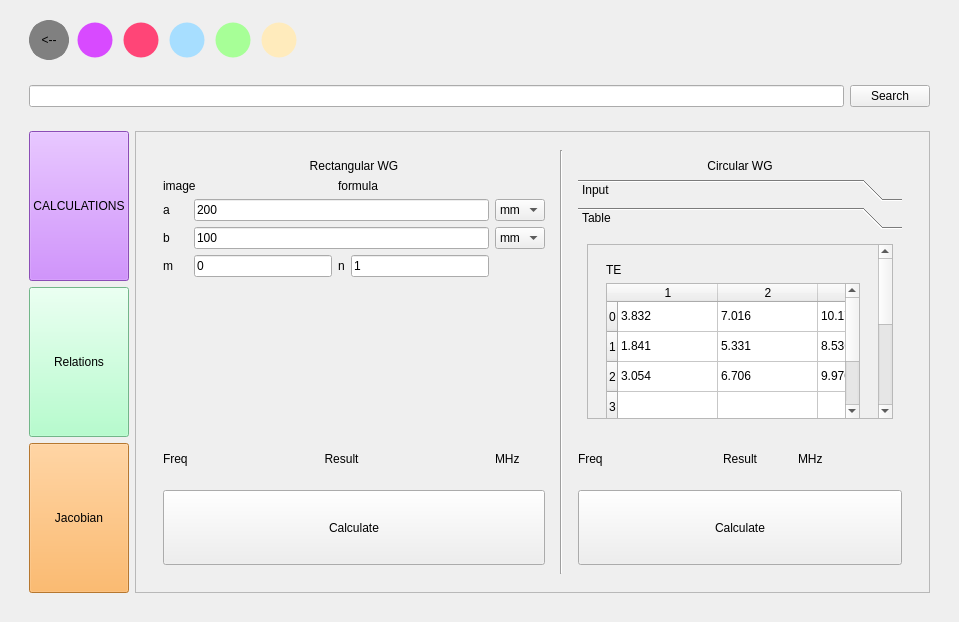
Above: ui_files/wg_calculations.ui from Dark-Elektron/CavityDesignHub before the change. Below: the same form after it.
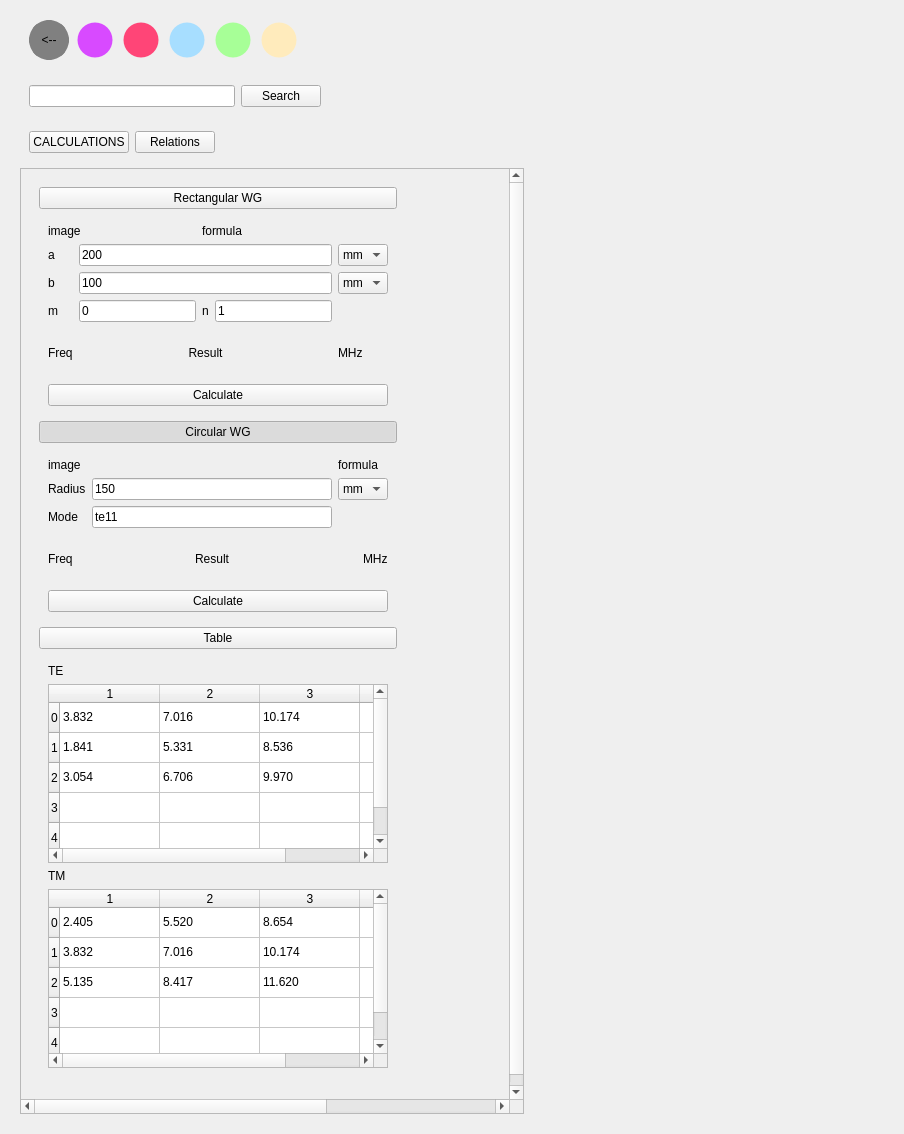
That is the form after the change.

```diff
--- a/ui_files/wg_calculations.ui
+++ b/ui_files/wg_calculations.ui
@@ -6,8 +6,8 @@
    <rect>
     <x>0</x>
     <y>0</y>
-    <width>959</width>
-    <height>622</height>
+    <width>904</width>
+    <height>1134</height>
    </rect>
   </property>
   <property name="windowTitle">
@@ -17,7 +17,42 @@
    <item row="0" column="0">
     <widget class="QWidget" name="widget" native="true">
      <layout class="QGridLayout" name="gridLayout_3">
+      <item row="1" column="0" colspan="3">
+       <widget class="QWidget" name="widget_3" native="true">
+        <property name="maximumSize">
+         <size>
+          <width>16777215</width>
+          <height>40</height>
+         </size>
+        </property>
+        <layout class="QGridLayout" name="gridLayout_4">
+         <item row="0" column="1">
+          <widget class="QPushButton" name="pushButton">
+           <property name="text">
+            <string>Search</string>
+           </property>
+          </widget>
+         </item>
       <item row="0" column="0">
+          <widget class="QLineEdit" name="lineEdit"/>
+         </item>
+         <item row="0" column="2">
+          <spacer name="horizontalSpacer_5">
+           <property name="orientation">
+            <enum>Qt::Horizontal</enum>
+           </property>
+           <property name="sizeHint" stdset="0">
+            <size>
+             <width>40</width>
+             <height>20</height>
+            </size>
+           </property>
+          </spacer>
+         </item>
+        </layout>
+       </widget>
+      </item>
+      <item row="0" column="0" colspan="3">
        <widget class="QWidget" name="widget_2" native="true">
         <property name="minimumSize">
          <size>
@@ -207,94 +242,51 @@
         </layout>
        </widget>
       </item>
-      <item row="1" column="0">
-       <widget class="QWidget" name="widget_3" native="true">
-        <property name="maximumSize">
-         <size>
-          <width>16777215</width>
-          <height>40</height>
-         </size>
-        </property>
-        <layout class="QGridLayout" name="gridLayout_4">
-         <item row="0" column="1">
-          <widget class="QPushButton" name="pushButton">
-           <property name="text">
-            <string>Search</string>
-           </property>
-          </widget>
-         </item>
-         <item row="0" column="0">
-          <widget class="QLineEdit" name="lineEdit"/>
-         </item>
-        </layout>
-       </widget>
-      </item>
-      <item row="2" column="0">
+      <item row="3" column="0">
        <widget class="QWidget" name="widget_4" native="true">
-        <layout class="QGridLayout" name="gridLayout_5">
-         <item row="0" column="0">
-          <widget class="QPushButton" name="pb_Waveguide_Calculations">
-           <property name="maximumSize">
-            <size>
-             <width>150</width>
-             <height>150</height>
-            </size>
-           </property>
-           <property name="styleSheet">
-            <string notr="true">background-color: rgb(194, 108, 255);</string>
-           </property>
-           <property name="text">
-            <string>CALCULATIONS</string>
-           </property>
-          </widget>
-         </item>
-         <item row="1" column="0">
+        <layout class="QGridLayout" name="gridLayout_6">
+         <item row="0" column="1">
           <widget class="QPushButton" name="pushButton_5">
-           <property name="maximumSize">
-            <size>
-             <width>150</width>
-             <height>150</height>
-            </size>
-           </property>
-           <property name="styleSheet">
-            <string notr="true">background-color: rgb(160, 255, 192);</string>
-           </property>
            <property name="text">
             <string>Relations</string>
            </property>
           </widget>
          </item>
-         <item row="2" column="0">
-          <widget class="QPushButton" name="pb_Mode_Nomenclature">
-           <property name="maximumSize">
+         <item row="0" column="0">
+          <widget class="QPushButton" name="pb_Waveguide_Calculations">
+           <property name="text">
+            <string>CALCULATIONS</string>
+           </property>
+          </widget>
+         </item>
+         <item row="0" column="2">
+          <spacer name="horizontalSpacer_4">
+           <property name="orientation">
+            <enum>Qt::Horizontal</enum>
+           </property>
+           <property name="sizeHint" stdset="0">
             <size>
-             <width>150</width>
-             <height>150</height>
+             <width>40</width>
+             <height>20</height>
             </size>
            </property>
-           <property name="styleSheet">
-            <string notr="true">background-color: rgb(255, 167, 66);</string>
-           </property>
-           <property name="text">
-            <string>Jacobian</string>
-           </property>
-          </widget>
-         </item>
-         <item row="0" column="1" rowspan="3">
+          </spacer>
+         </item>
+        </layout>
+       </widget>
+      </item>
+      <item row="4" column="0">
           <widget class="QScrollArea" name="scrollArea">
-           <property name="widgetResizable">
-            <bool>true</bool>
-           </property>
            <widget class="QWidget" name="scrollAreaWidgetContents">
             <property name="geometry">
              <rect>
               <x>0</x>
-              <y>0</y>
-              <width>813</width>
-              <height>462</height>
-             </rect>
-            </property>
-            <layout class="QGridLayout" name="gridLayout_6">
+           <y>-14</y>
+           <width>770</width>
+           <height>941</height>
+          </rect>
+         </property>
+         <layout class="QGridLayout" name="gridLayout_5">
              <item row="0" column="0">
               <widget class="QStackedWidget" name="stackedWidget">
                <property name="currentIndex">
@@ -302,65 +294,200 @@
                </property>
                <widget class="QWidget" name="page">
                 <layout class="QGridLayout" name="gridLayout_7">
-                 <item row="0" column="2">
-                  <widget class="QWidget" name="widget_6" native="true">
-                   <layout class="QGridLayout" name="gridLayout_9">
-                    <item row="5" column="0" colspan="3">
-                     <widget class="QPushButton" name="pb_Calculate_CWG">
+              <item row="4" column="0">
+               <widget class="QPushButton" name="pb_Table">
+                <property name="text">
+                 <string>Table</string>
+                </property>
+                <property name="checkable">
+                 <bool>true</bool>
+                </property>
+               </widget>
+              </item>
+              <item row="1" column="0">
+               <widget class="QWidget" name="w_Rectangular_WG" native="true">
+                <layout class="QGridLayout" name="gridLayout_8">
+                 <item row="3" column="0">
+                  <widget class="QLabel" name="label_13">
+                   <property name="text">
+                    <string>b</string>
+                   </property>
+                  </widget>
+                 </item>
+                 <item row="2" column="0">
+                  <widget class="QLabel" name="label_12">
+                   <property name="text">
+                    <string>a</string>
+                   </property>
+                  </widget>
+                 </item>
+                 <item row="6" column="0">
+                  <widget class="QLabel" name="label_5">
+                   <property name="text">
+                    <string>Freq</string>
+                   </property>
+                  </widget>
+                 </item>
+                 <item row="1" column="0" colspan="2">
+                  <widget class="QLabel" name="label_3">
+                   <property name="text">
+                    <string>image</string>
+                   </property>
+                  </widget>
+                 </item>
+                 <item row="1" column="2" colspan="3">
+                  <widget class="QLabel" name="label">
+                   <property name="text">
+                    <string>formula</string>
+                   </property>
+                  </widget>
+                 </item>
+                 <item row="4" column="1">
+                  <widget class="QLineEdit" name="le_M">
+                   <property name="text">
+                    <string>0</string>
+                   </property>
+                  </widget>
+                 </item>
+                 <item row="3" column="1" colspan="3">
+                  <widget class="QLineEdit" name="le_B">
+                   <property name="text">
+                    <string>100</string>
+                   </property>
+                  </widget>
+                 </item>
+                 <item row="3" column="4">
+                  <widget class="QComboBox" name="cb_A_Dim">
+                   <item>
+                    <property name="text">
+                     <string>mm</string>
+                    </property>
+                   </item>
+                   <item>
+                    <property name="text">
+                     <string>cm</string>
+                    </property>
+                   </item>
+                   <item>
+                    <property name="text">
+                     <string>m</string>
+                    </property>
+                   </item>
+                  </widget>
+                 </item>
+                 <item row="7" column="0" colspan="5">
+                  <widget class="QPushButton" name="pb_Calculate_RWG">
+                   <property name="text">
+                    <string>Calculate</string>
+                   </property>
+                  </widget>
+                 </item>
+                 <item row="2" column="1" colspan="3">
+                  <widget class="QLineEdit" name="le_A">
+                   <property name="text">
+                    <string>200</string>
+                   </property>
+                  </widget>
+                 </item>
+                 <item row="4" column="2">
+                  <widget class="QLabel" name="label_10">
+                   <property name="text">
+                    <string>n</string>
+                   </property>
+                  </widget>
+                 </item>
+                 <item row="4" column="3">
+                  <widget class="QLineEdit" name="le_N">
+                   <property name="text">
+                    <string>1</string>
+                   </property>
+                  </widget>
+                 </item>
+                 <item row="6" column="4">
+                  <widget class="QLabel" name="label_2">
+                   <property name="text">
+                    <string>MHz</string>
+                   </property>
+                  </widget>
+                 </item>
+                 <item row="6" column="1" colspan="3">
+                  <widget class="QLabel" name="l_Frequency_RWG">
                       <property name="minimumSize">
                        <size>
-                        <width>75</width>
-                        <height>75</height>
+                     <width>0</width>
+                     <height>50</height>
                        </size>
                       </property>
                       <property name="text">
-                       <string>Calculate</string>
-                      </property>
+                    <string>Result</string>
+                   </property>
+                   <property name="alignment">
+                    <set>Qt::AlignCenter</set>
+                   </property>
+                  </widget>
+                 </item>
+                 <item row="2" column="4">
+                  <widget class="QComboBox" name="cb_B_Dim">
+                   <item>
+                    <property name="text">
+                     <string>mm</string>
+                    </property>
+                   </item>
+                   <item>
+                    <property name="text">
+                     <string>cm</string>
+                    </property>
+                   </item>
+                   <item>
+                    <property name="text">
+                     <string>m</string>
+                    </property>
+                   </item>
                      </widget>
                     </item>
                     <item row="4" column="0">
-                     <widget class="QLabel" name="label_8">
+                  <widget class="QLabel" name="label_6">
                       <property name="text">
-                       <string>Freq</string>
+                    <string>m</string>
                       </property>
                      </widget>
                     </item>
-                    <item row="1" column="0" colspan="3">
-                     <widget class="QToolBox" name="toolBox">
-                      <property name="currentIndex">
-                       <number>1</number>
-                      </property>
-                      <widget class="QWidget" name="page_3">
-                       <property name="geometry">
-                        <rect>
-                         <x>0</x>
-                         <y>0</y>
-                         <width>344</width>
-                         <height>198</height>
-                        </rect>
-                       </property>
-                       <attribute name="label">
-                        <string>Input</string>
-                       </attribute>
-                       <layout class="QGridLayout" name="gridLayout_11">
-                        <item row="0" column="0">
-                         <widget class="QScrollArea" name="scrollArea_2">
-                          <property name="widgetResizable">
+                </layout>
+               </widget>
+              </item>
+              <item row="0" column="0">
+               <widget class="QPushButton" name="pb_Rectangular_WG">
+                <property name="text">
+                 <string>Rectangular WG</string>
+                </property>
+                <property name="checkable">
+                 <bool>true</bool>
+                </property>
+               </widget>
+              </item>
+              <item row="2" column="0">
+               <widget class="QPushButton" name="pb_Circular_WG">
+                <property name="text">
+                 <string>Circular WG</string>
+                </property>
+                <property name="checkable">
                            <bool>true</bool>
                           </property>
-                          <widget class="QWidget" name="scrollAreaWidgetContents_2">
-                           <property name="geometry">
-                            <rect>
-                             <x>0</x>
-                             <y>0</y>
-                             <width>324</width>
-                             <height>178</height>
-                            </rect>
-                           </property>
-                           <layout class="QGridLayout" name="gridLayout_12">
-                            <item row="0" column="0">
-                             <widget class="QWidget" name="widget_7" native="true">
+                <property name="checked">
+                 <bool>true</bool>
+                </property>
+               </widget>
+              </item>
+              <item row="3" column="0">
+               <widget class="QWidget" name="w_Circular_WG" native="true">
                               <layout class="QGridLayout" name="gridLayout_13">
+                 <item row="4" column="0">
+                  <widget class="QLabel" name="label_8">
+                   <property name="text">
+                    <string>Freq</string>
+                   </property>
+                  </widget>
+                 </item>
                                <item row="2" column="0">
                                 <widget class="QLabel" name="label_11">
                                  <property name="text">
@@ -375,6 +502,13 @@
                                  </property>
                                 </widget>
                                </item>
+                 <item row="0" column="0" colspan="2">
+                  <widget class="QLabel" name="l_Image_CWG">
+                   <property name="text">
+                    <string>image</string>
+                   </property>
+                  </widget>
+                 </item>
                                <item row="2" column="1">
                                 <widget class="QLineEdit" name="le_R">
                                  <property name="text">
@@ -389,13 +523,6 @@
                                  </property>
                                 </widget>
                                </item>
-                               <item row="0" column="0" colspan="2">
-                                <widget class="QLabel" name="l_Image_CWG">
-                                 <property name="text">
-                                  <string>image</string>
-                                 </property>
-                                </widget>
-                               </item>
                                <item row="0" column="2" colspan="2">
                                 <widget class="QLabel" name="l_Formula_CWG">
                                  <property name="text">
@@ -403,7 +530,37 @@
                                  </property>
                                 </widget>
                                </item>
-                               <item row="2" column="2" colspan="3">
+                 <item row="4" column="3">
+                  <widget class="QLabel" name="label_4">
+                   <property name="text">
+                    <string>MHz</string>
+                   </property>
+                  </widget>
+                 </item>
+                 <item row="4" column="1">
+                  <widget class="QLabel" name="l_Frequency_CWG">
+                   <property name="minimumSize">
+                    <size>
+                     <width>0</width>
+                     <height>50</height>
+                    </size>
+                   </property>
+                   <property name="text">
+                    <string>Result</string>
+                   </property>
+                   <property name="alignment">
+                    <set>Qt::AlignCenter</set>
+                   </property>
+                  </widget>
+                 </item>
+                 <item row="5" column="0" colspan="4">
+                  <widget class="QPushButton" name="pb_Calculate_CWG">
+                   <property name="text">
+                    <string>Calculate</string>
+                   </property>
+                  </widget>
+                 </item>
+                 <item row="2" column="2" colspan="2">
                                 <widget class="QComboBox" name="cb_R_Dim">
                                  <item>
                                   <property name="text">
@@ -425,42 +582,8 @@
                               </layout>
                              </widget>
                             </item>
-                           </layout>
-                          </widget>
-                         </widget>
-                        </item>
-                       </layout>
-                      </widget>
-                      <widget class="QWidget" name="page_4">
-                       <property name="geometry">
-                        <rect>
-                         <x>0</x>
-                         <y>0</y>
-                         <width>344</width>
-                         <height>198</height>
-                        </rect>
-                       </property>
-                       <attribute name="label">
-                        <string>Table</string>
-                       </attribute>
-                       <layout class="QGridLayout" name="gridLayout_15">
-                        <item row="0" column="0">
-                         <widget class="QScrollArea" name="scrollArea_3">
-                          <property name="widgetResizable">
-                           <bool>true</bool>
-                          </property>
-                          <widget class="QWidget" name="scrollAreaWidgetContents_3">
-                           <property name="geometry">
-                            <rect>
-                             <x>0</x>
-                             <y>0</y>
-                             <width>307</width>
-                             <height>380</height>
-                            </rect>
-                           </property>
-                           <layout class="QGridLayout" name="gridLayout_16">
-                            <item row="0" column="0">
-                             <widget class="QWidget" name="widget_8" native="true">
+              <item row="5" column="0">
+               <widget class="QWidget" name="w_Table" native="true">
                               <layout class="QGridLayout" name="gridLayout_14">
                                <item row="2" column="0">
                                 <widget class="QLabel" name="label_19">
@@ -679,108 +802,7 @@
                               </layout>
                              </widget>
                             </item>
-                           </layout>
-                          </widget>
-                         </widget>
-                        </item>
-                       </layout>
-                      </widget>
-                     </widget>
-                    </item>
-                    <item row="0" column="0" colspan="3">
-                     <widget class="QLabel" name="label_16">
-                      <property name="text">
-                       <string>Circular WG</string>
-                      </property>
-                      <property name="alignment">
-                       <set>Qt::AlignCenter</set>
-                      </property>
-                     </widget>
-                    </item>
-                    <item row="4" column="1">
-                     <widget class="QLabel" name="l_Frequency_CWG">
-                      <property name="minimumSize">
-                       <size>
-                        <width>0</width>
-                        <height>50</height>
-                       </size>
-                      </property>
-                      <property name="text">
-                       <string>Result</string>
-                      </property>
-                      <property name="alignment">
-                       <set>Qt::AlignCenter</set>
-                      </property>
-                     </widget>
-                    </item>
-                    <item row="4" column="2">
-                     <widget class="QLabel" name="label_4">
-                      <property name="text">
-                       <string>MHz</string>
-                      </property>
-                     </widget>
-                    </item>
-                   </layout>
-                  </widget>
-                 </item>
-                 <item row="0" column="0">
-                  <widget class="QWidget" name="widget_5" native="true">
-                   <property name="maximumSize">
-                    <size>
-                     <width>400</width>
-                     <height>16777215</height>
-                    </size>
-                   </property>
-                   <layout class="QGridLayout" name="gridLayout_8">
-                    <item row="3" column="0">
-                     <widget class="QLabel" name="label_13">
-                      <property name="text">
-                       <string>b</string>
-                      </property>
-                     </widget>
-                    </item>
-                    <item row="2" column="0">
-                     <widget class="QLabel" name="label_12">
-                      <property name="text">
-                       <string>a</string>
-                      </property>
-                     </widget>
-                    </item>
-                    <item row="8" column="0" colspan="5">
-                     <widget class="QPushButton" name="pb_Calculate_RWG">
-                      <property name="minimumSize">
-                       <size>
-                        <width>75</width>
-                        <height>75</height>
-                       </size>
-                      </property>
-                      <property name="text">
-                       <string>Calculate</string>
-                      </property>
-                     </widget>
-                    </item>
-                    <item row="7" column="0">
-                     <widget class="QLabel" name="label_5">
-                      <property name="text">
-                       <string>Freq</string>
-                      </property>
-                     </widget>
-                    </item>
-                    <item row="1" column="0" colspan="2">
-                     <widget class="QLabel" name="label_3">
-                      <property name="text">
-                       <string>image</string>
-                      </property>
-                     </widget>
-                    </item>
-                    <item row="1" column="2" colspan="3">
-                     <widget class="QLabel" name="label">
-                      <property name="text">
-                       <string>formula</string>
-                      </property>
-                     </widget>
-                    </item>
-                    <item row="6" column="1">
+              <item row="6" column="0">
                      <spacer name="verticalSpacer">
                       <property name="orientation">
                        <enum>Qt::Vertical</enum>
@@ -793,129 +815,6 @@
                       </property>
                      </spacer>
                     </item>
-                    <item row="0" column="0" colspan="5">
-                     <widget class="QLabel" name="label_14">
-                      <property name="text">
-                       <string>Rectangular WG</string>
-                      </property>
-                      <property name="alignment">
-                       <set>Qt::AlignCenter</set>
-                      </property>
-                     </widget>
-                    </item>
-                    <item row="4" column="1">
-                     <widget class="QLineEdit" name="le_M">
-                      <property name="text">
-                       <string>0</string>
-                      </property>
-                     </widget>
-                    </item>
-                    <item row="3" column="1" colspan="3">
-                     <widget class="QLineEdit" name="le_B">
-                      <property name="text">
-                       <string>100</string>
-                      </property>
-                     </widget>
-                    </item>
-                    <item row="3" column="4">
-                     <widget class="QComboBox" name="cb_A_Dim">
-                      <item>
-                       <property name="text">
-                        <string>mm</string>
-                       </property>
-                      </item>
-                      <item>
-                       <property name="text">
-                        <string>cm</string>
-                       </property>
-                      </item>
-                      <item>
-                       <property name="text">
-                        <string>m</string>
-                       </property>
-                      </item>
-                     </widget>
-                    </item>
-                    <item row="2" column="4">
-                     <widget class="QComboBox" name="cb_B_Dim">
-                      <item>
-                       <property name="text">
-                        <string>mm</string>
-                       </property>
-                      </item>
-                      <item>
-                       <property name="text">
-                        <string>cm</string>
-                       </property>
-                      </item>
-                      <item>
-                       <property name="text">
-                        <string>m</string>
-                       </property>
-                      </item>
-                     </widget>
-                    </item>
-                    <item row="2" column="1" colspan="3">
-                     <widget class="QLineEdit" name="le_A">
-                      <property name="text">
-                       <string>200</string>
-                      </property>
-                     </widget>
-                    </item>
-                    <item row="4" column="0">
-                     <widget class="QLabel" name="label_6">
-                      <property name="text">
-                       <string>m</string>
-                      </property>
-                     </widget>
-                    </item>
-                    <item row="4" column="2">
-                     <widget class="QLabel" name="label_10">
-                      <property name="text">
-                       <string>n</string>
-                      </property>
-                     </widget>
-                    </item>
-                    <item row="4" column="3">
-                     <widget class="QLineEdit" name="le_N">
-                      <property name="text">
-                       <string>1</string>
-                      </property>
-                     </widget>
-                    </item>
-                    <item row="7" column="4">
-                     <widget class="QLabel" name="label_2">
-                      <property name="text">
-                       <string>MHz</string>
-                      </property>
-                     </widget>
-                    </item>
-                    <item row="7" column="1" colspan="3">
-                     <widget class="QLabel" name="l_Frequency_RWG">
-                      <property name="minimumSize">
-                       <size>
-                        <width>0</width>
-                        <height>50</height>
-                       </size>
-                      </property>
-                      <property name="text">
-                       <string>Result</string>
-                      </property>
-                      <property name="alignment">
-                       <set>Qt::AlignCenter</set>
-                      </property>
-                     </widget>
-                    </item>
-                   </layout>
-                  </widget>
-                 </item>
-                 <item row="0" column="1">
-                  <widget class="Line" name="line">
-                   <property name="orientation">
-                    <enum>Qt::Vertical</enum>
-                   </property>
-                  </widget>
-                 </item>
                 </layout>
                </widget>
                <widget class="QWidget" name="page_2">
@@ -923,6 +822,19 @@
                </widget>
               </widget>
              </item>
+          <item row="0" column="1">
+           <spacer name="horizontalSpacer_2">
+            <property name="orientation">
+             <enum>Qt::Horizontal</enum>
+            </property>
+            <property name="sizeHint" stdset="0">
+             <size>
+              <width>40</width>
+              <height>20</height>
+             </size>
+            </property>
+           </spacer>
+          </item>
             </layout>
            </widget>
           </widget>
@@ -930,8 +842,18 @@
         </layout>
        </widget>
       </item>
-     </layout>
-    </widget>
+   <item row="0" column="1">
+    <spacer name="horizontalSpacer_3">
+     <property name="orientation">
+      <enum>Qt::Horizontal</enum>
+     </property>
+     <property name="sizeHint" stdset="0">
+      <size>
+       <width>40</width>
+       <height>20</height>
+      </size>
+     </property>
+    </spacer>
    </item>
   </layout>
  </widget>
```
Left out of the diff: 51 changed lines with no effect on the pictures. Lines whose indentation alone changed are shown as unchanged.
